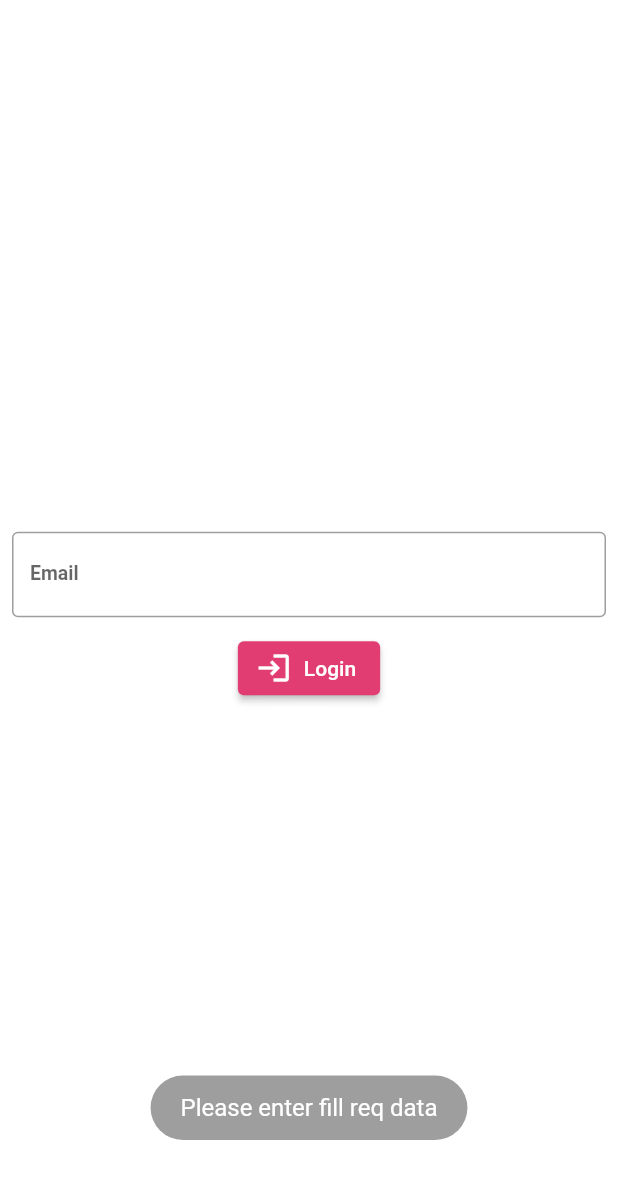
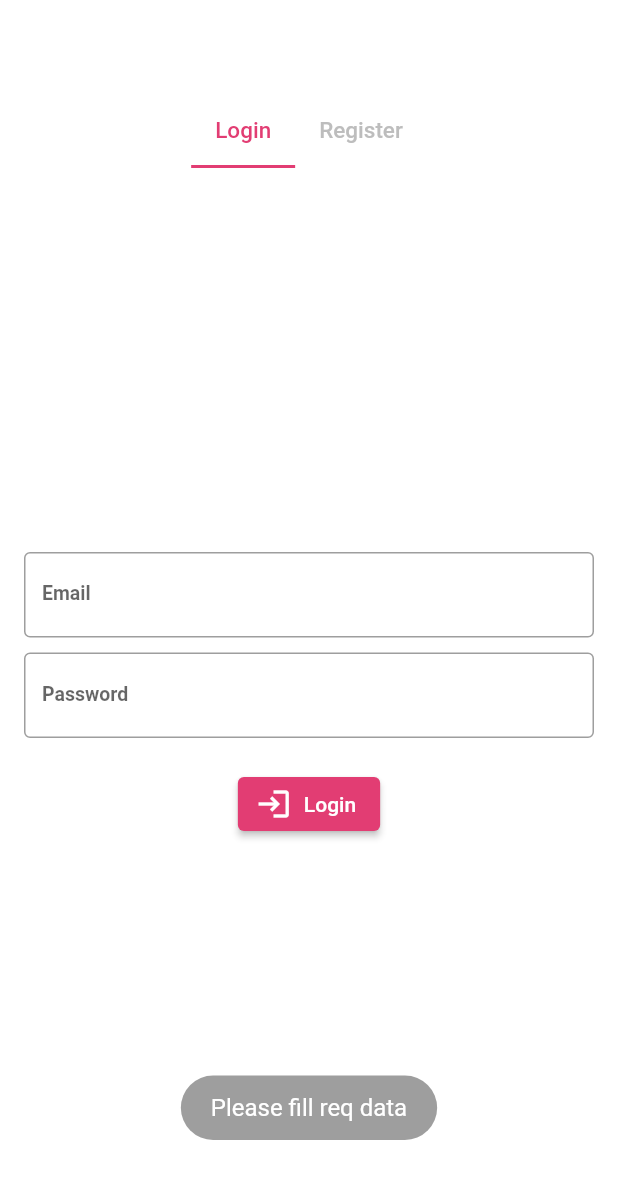
Before and after one commit to ElshiatyTube/FlutterAgoraFirebaseVideoCall_Public, a Flutter app: the screen it shows after launch, after a tap on "Login", on a phone screen of 412 x 824 dp. Shown: the top 1179 px of the screen. Run offline on Flutter 3.47's test engine with Material 2 defaults, Android fonts, the phone set to English and light mode, and no system bars; our stand-ins replace audioplayers, bloc, cached_network_image, cloud_firestore, conditional_builder_null_safety, dio and 11 more; missing offline and left inert: agora_rtc_engine; accounts and stored records are empty.

Commit message:
add firebase email Auth system, split auth data layer

```diff
--- /dev/null
+++ b/lib/data/api/auth_api.dart
@@ -0,0 +1,41 @@
+import 'package:cloud_firestore/cloud_firestore.dart';
+import 'package:firebase_auth/firebase_auth.dart';
+
+import '../../shared/constats.dart';
+import '../models/user_model.dart';
+
+class AuthApi {
+  Future<UserCredential> login(
+      {required String email, required String password}) {
+    return FirebaseAuth.instance.signInWithEmailAndPassword(
+      email: email,
+      password: password,
+    );
+  }
+
+  Future<UserCredential> register(
+      {required String email, required String password, required String name}) {
+    return FirebaseAuth.instance.createUserWithEmailAndPassword(
+      email: email,
+      password: password,
+    );
+  }
+
+  Future<void> createUser(
+      {required UserModel user}) {
+   return FirebaseFirestore.instance
+        .collection(userCollection)
+        .doc(user.id)
+        .set(user.toMap());
+  }
+
+  Future<DocumentSnapshot<Map<String, dynamic>>> checkUserExistInFirebase(
+      {required String uId}) {
+    return FirebaseFirestore.instance.collection(userCollection).doc(uId).get();
+  }
+
+  Future<DocumentSnapshot<Map<String, dynamic>>> getUserData(
+      {required String uId}) {
+    return FirebaseFirestore.instance.collection(userCollection).doc(uId).get();
+  }
+}
--- a/lib/presentaion/cubit/auth/auth_state.dart
+++ b/lib/presentaion/cubit/auth/auth_state.dart
@@ -1,6 +1,20 @@
 abstract class AuthState {}
 
 class AuthInitial extends AuthState {}
+
+
+class LoadingRegisterState extends AuthState {}
+class SuccessRegisterState extends AuthState {
+  final String uId;
+
+  SuccessRegisterState(this.uId);
+}
+class ErrorRegisterState extends AuthState {
+  final String errorMessage;
+
+  ErrorRegisterState(this.errorMessage);
+}
+
 
 class LoadingLoginState extends AuthState {}
 class SuccessLoginState extends AuthState {
--- /dev/null
+++ b/lib/presentaion/screens/auth_screen.dart
@@ -0,0 +1,263 @@
+import 'package:flutter/cupertino.dart';
+import 'package:flutter/material.dart';
+import 'package:flutter_bloc/flutter_bloc.dart';
+import 'package:pin_code_fields/pin_code_fields.dart';
+import 'package:youtube/shared/constats.dart';
+
+import '../../shared/network/cache_helper.dart';
+import '../../shared/shared_widgets.dart';
+import '../../shared/theme.dart';
+import '../cubit/Auth/auth_cubit.dart';
+import '../cubit/Auth/auth_state.dart';
+
+enum AuthOptions {
+  login('Login', LoginView()),
+  register('Register', RegisterView());
+
+  final String name;
+  final Widget view;
+
+  const AuthOptions(this.name, this.view);
+}
+
+class AuthScreen extends StatelessWidget {
+  const AuthScreen({Key? key}) : super(key: key);
+
+  @override
+  Widget build(BuildContext context) {
+    return Scaffold(
+      appBar: AppBar(),
+      body: BlocListener<AuthCubit, AuthState>(
+        listener: (BuildContext context, state) {
+          if (state is SuccessLoginState) {
+            CacheHelper.saveData(key: 'uId', value: state.uId).then((value) {
+              Navigator.pushNamedAndRemoveUntil(
+                  context, homeScreen, (route) => false);
+            });
+          }
+          if (state is SuccessRegisterState) {
+            CacheHelper.saveData(key: 'uId', value: state.uId).then((value) {
+              Navigator.pushNamedAndRemoveUntil(
+                  context, homeScreen, (route) => false);
+            });
+          }
+          if (state is ErrorRegisterState) {
+            showToast(
+              msg: state.errorMessage,
+            );
+          }
+          if (state is ErrorLoginState) {
+            showToast(
+              msg: state.errorMessage,
+            );
+          }
+          if (state is ErrorGetUserDataState) {
+            showToast(
+              msg: state.errorMessage,
+            );
+          }
+          if (state is SuccessGetUserDataState) {
+            Navigator.pushNamedAndRemoveUntil(
+                context, homeScreen, (route) => false);
+          }
+        },
+        child: GestureDetector(
+          onTap: () => FocusScope.of(context).requestFocus(FocusNode()),
+          child: Padding(
+            padding: const EdgeInsets.all(8.0),
+            child: DefaultTabController(
+              length: AuthOptions.values.length,
+              child: Column(
+                mainAxisAlignment: MainAxisAlignment.center,
+                children: [
+                  TabBar(
+                    isScrollable: true,
+                    unselectedLabelColor: Colors.grey[400],
+                    indicatorColor: defaultColor,
+                    labelColor: defaultColor,
+                    tabs: AuthOptions.values
+                        .map((e) => Tab(
+                              child: Text(
+                                e.name,
+                                style: const TextStyle(fontSize: 15),
+                              ),
+                            ))
+                        .toList(),
+                  ),
+                  Expanded(
+                    child: TabBarView(
+                      children: AuthOptions.values.map((e) => e.view).toList(),
+                    ),
+                  ),
+                ],
+              ),
+            ),
+          ),
+        ),
+      ),
+    );
+  }
+}
+
+class LoginView extends StatefulWidget {
+  const LoginView({Key? key}) : super(key: key);
+
+  @override
+  State<LoginView> createState() => _LoginViewState();
+}
+
+class _LoginViewState extends State<LoginView> {
+  final emailController = TextEditingController();
+
+  final passwordController = TextEditingController();
+
+  @override
+  void dispose() {
+    emailController.dispose();
+    passwordController.dispose();
+    super.dispose();
+  }
+
+  @override
+  Widget build(BuildContext context) {
+    return BlocBuilder<AuthCubit, AuthState>(
+      builder: (BuildContext context, state) {
+        var authCubit = AuthCubit.get(context);
+        return Padding(
+          padding: const EdgeInsets.all(8.0),
+          child: Column(
+            mainAxisAlignment: MainAxisAlignment.center,
+            children: [
+              TextField(
+                controller: emailController,
+                decoration: const InputDecoration(
+                  border: OutlineInputBorder(),
+                  labelText: 'Email',
+                  hintText: 'Enter your email address',
+                ),
+              ),
+              const SizedBox(
+                height: 10.0,
+              ),
+              TextField(
+                controller: passwordController,
+                decoration: const InputDecoration(
+                  border: OutlineInputBorder(),
+                  labelText: 'Password',
+                  hintText: 'Enter your password',
+                ),
+              ),
+              const SizedBox(
+                height: 20.0,
+              ),
+              state is! LoadingLoginState
+                  ? ElevatedButton.icon(
+                      onPressed: () {
+                        if (emailController.text.isNotEmpty &&
+                            passwordController.text.isNotEmpty) {
+                          authCubit.login(
+                              email: emailController.text,
+                              password: passwordController.text);
+                        } else {
+                          showToast(msg: 'Please fill req data');
+                        }
+                      },
+                      icon: const Icon(Icons.login),
+                      label: const Text('Login'))
+                  : const CircularProgressIndicator(),
+            ],
+          ),
+        );
+      },
+    );
+  }
+}
+
+class RegisterView extends StatefulWidget {
+  const RegisterView({Key? key}) : super(key: key);
+
+  @override
+  State<RegisterView> createState() => _RegisterViewState();
+}
+
+class _RegisterViewState extends State<RegisterView> {
+  final nameController = TextEditingController();
+
+  final emailController = TextEditingController();
+
+  final passwordController = TextEditingController();
+
+  @override
+  void dispose() {
+    nameController.dispose();
+    emailController.dispose();
+    passwordController.dispose();
+    super.dispose();
+  }
+
+  @override
+  Widget build(BuildContext context) {
+    return BlocBuilder<AuthCubit, AuthState>(
+      builder: (BuildContext context, state) {
+        var authCubit = AuthCubit.get(context);
+        return Padding(
+          padding: const EdgeInsets.all(8.0),
+          child: Column(
+            mainAxisAlignment: MainAxisAlignment.center,
+            children: [
+              TextField(
+                controller: nameController,
+                decoration: const InputDecoration(
+                  border: OutlineInputBorder(),
+                  labelText: 'Name',
+                  hintText: 'Enter your name',
+                ),
+              ),
+              const SizedBox(
+                height: 10.0,
+              ),
+              TextField(
+                controller: emailController,
+                decoration: const InputDecoration(
+                  border: OutlineInputBorder(),
+                  labelText: 'Email',
+                  hintText: 'Enter your email address',
+                ),
+              ),
+              const SizedBox(
+                height: 10.0,
+              ),
+              TextField(
+                  controller: passwordController,
+                  decoration: const InputDecoration(
+                    border: OutlineInputBorder(),
+                    labelText: 'Password',
+                    hintText: 'Enter your password',
+                  )),
+              const SizedBox(
+                height: 10.0,
+              ),
+              state is! LoadingRegisterState
+                  ? ElevatedButton.icon(
+                      onPressed: () {
+                        if (emailController.text.isNotEmpty &&
+                            passwordController.text.isNotEmpty &&
+                            nameController.text.isNotEmpty) {
+                          authCubit.register(
+                              email: emailController.text,
+                              password: passwordController.text,
+                              name: nameController.text);
+                        } else {
+                          showToast(msg: 'Please fill req data');
+                        }
+                      },
+                      icon: const Icon(Icons.login),
+                      label: const Text('Register'))
+                  : const CircularProgressIndicator(),
+            ],
+          ),
+        );
+      },
+    );
+  }
+}
--- a/lib/presentaion/screens/home_screen.dart
+++ b/lib/presentaion/screens/home_screen.dart
@@ -18,6 +18,9 @@ import '../cubit/home/home_state.dart';
 import '../views/home_views/call_item_view.dart';
 import '../views/home_views/home_screen_pageview.dart';
 import '../views/home_views/user_item_view.dart';
+
+
+
 
 class HomeScreen extends StatefulWidget {
   const HomeScreen({Key? key}) : super(key: key);
--- a/lib/presentaion/screens/login_screen.dart
+++ /dev/null
@@ -1,85 +0,0 @@
-import 'package:flutter/cupertino.dart';
-import 'package:flutter/material.dart';
-import 'package:flutter_bloc/flutter_bloc.dart';
-import 'package:pin_code_fields/pin_code_fields.dart';
-import 'package:youtube/shared/constats.dart';
-
-import '../../shared/network/cache_helper.dart';
-import '../../shared/shared_widgets.dart';
-import '../../shared/theme.dart';
-import '../cubit/Auth/auth_cubit.dart';
-import '../cubit/Auth/auth_state.dart';
-
-class LoginScreen extends StatefulWidget {
-   LoginScreen({Key? key}) : super(key: key);
-
-  @override
-  State<LoginScreen> createState() => _LoginScreenState();
-}
-
-class _LoginScreenState extends State<LoginScreen> {
-  final emailController = TextEditingController();
-
-  @override
-  void dispose() {
-    emailController.dispose();
-    super.dispose();
-  }
-
-  @override
-  Widget build(BuildContext context) {
-    return Scaffold(
-       body: BlocConsumer<AuthCubit,AuthState>(
-         listener: (BuildContext context, state) {
-           if(state is ErrorLoginState){
-             showToast(msg: state.errorMessage,);
-           }
-           if(state is SuccessLoginState){
-             CacheHelper.saveData(key: 'uId', value: state.uId).then((value){
-               Navigator.pushNamedAndRemoveUntil(context, homeScreen, (route) => false);
-             });
-           }
-           if(state is ErrorGetUserDataState){
-             showToast(msg: state.errorMessage,);
-           }
-           if(state is SuccessGetUserDataState){
-             Navigator.pushNamedAndRemoveUntil(context, homeScreen, (route) => false);
-           }
-         },
-         builder: (BuildContext context, Object? state) {
-           AuthCubit authCubit = AuthCubit.get(context);
-           return  Padding(
-             padding: const EdgeInsets.all(8.0),
-             child:state is! LoadingGetUserDataState ? Column(
-               mainAxisAlignment: MainAxisAlignment.center,
-               children: [
-                 TextField(
-                   controller: emailController,
-                   decoration: const InputDecoration(
-                     border: OutlineInputBorder(),
-                     labelText: 'Email',
-                     hintText: 'Enter your email address',
-                   ),
-
-                 ),
-                 const SizedBox(height: 10.0,),
-                state is! LoadingLoginState ? ElevatedButton.icon(
-                     onPressed: (){
-                       if( emailController.text.isNotEmpty){
-                         authCubit.login(email: emailController.text);
-                       }else{
-                        showToast(msg: 'Please enter fill req data');
-                       }
-                     }, icon: const Icon(Icons.login), label: const Text('Login'))
-                    : const CircularProgressIndicator(),
-
-               ],
-             ) : const Center(child: CircularProgressIndicator()),
-           );
-         },
-       ),
-    );
-  }
-
-
-}
--- a/lib/routes.dart
+++ b/lib/routes.dart
@@ -5,7 +5,7 @@ import 'package:youtube/data/models/call_model.dart';
 import 'package:youtube/presentaion/cubit/call/call_cubit.dart';
 import 'package:youtube/presentaion/screens/call_screen.dart';
 import 'package:youtube/presentaion/screens/home_screen.dart';
-import 'package:youtube/presentaion/screens/login_screen.dart';
+import 'package:youtube/presentaion/screens/auth_screen.dart';
 import 'package:youtube/presentaion/screens/testScerrb.dart';
 import 'package:youtube/shared/constats.dart';
 
@@ -17,7 +17,7 @@ class AppRouter {
       case loginScreen:
         return MaterialPageRoute(
           builder: (_) {
-            return LoginScreen();
+            return AuthScreen();
           },
         );
       case homeScreen:
--- a/lib/shared/constats.dart
+++ b/lib/shared/constats.dart
@@ -3,7 +3,7 @@ const userCollection = 'Users';
 const callsCollection = 'Calls';
 const tokensCollection = 'Tokens';
 
-const fcmKey = 'AAAAdsdgregeFfdDSPED7zdXkyKrxgAjd88hfeYZKXDOOmZ6OR8Cd70oZdKsD2Ao44mGjga2sdYQzT8fL0hQhcO3sieU7p98YfuXBFgocNOH5gp2'; //replace with your Fcm key
+const fcmKey = 'AAAA8hfeYZKXDOOmZ6OR8Cd70oZdKsD2Ao44YfuXBFgocNOH5gp2'; //replace with your Fcm key
 //Routes
 const loginScreen = '/';
 const homeScreen = '/homeScreen';
@@ -13,12 +13,12 @@ const testScreen = '/testScreen';
 
 
 //Agora
-const agoraAppId = 'eff3c482e2f6485f9dsdsde2988cf896b'; //replace with your agora app id
-const agoraTestChannelName = 'channelTest'; //replace with your agora channel name
-const agoraTestToken = '00896bIAAfP7N7HZ83a7t78IAiDh7OgDrFRhWLfAjRHZXrgMAAAAAEABUm4+sBYKkYgEAAQAHgqRi'; //replace with your agora token
+const agoraAppId = 'e21dde29886b'; //replace with your agora app id
+const agoraTestChannelName = 'newChannel'; //replace with your agora channel name
+const agoraTestToken = '006effbIACQIrib0zw+jFMnUP0OBgJajy/o8utZ2Zg9CqRnJo7WwAAAAAEABUm4+syy+mYgEAAQDOL6Zi'; //replace with your agora token
 
 //EndPoints -- this is for generating call token programmatically for each call
-const cloudFunctionBaseUrl = 'https://us-central1-agora-4895655.cloudfunctions.net/'; //replace with your clouded api base url
+const cloudFunctionBaseUrl = 'https://us-central1-agora-409098655.cloudfunctions.net/'; //replace with your clouded api base url
 const fireCallEndpoint = 'app/access_token'; //replace with your clouded api endpoint
 
 
```
Also changed, not shown: lib/data/models/user_model.dart (+11 -2 lines), lib/presentaion/cubit/auth/auth_cubit.dart (+55 -29 lines).
